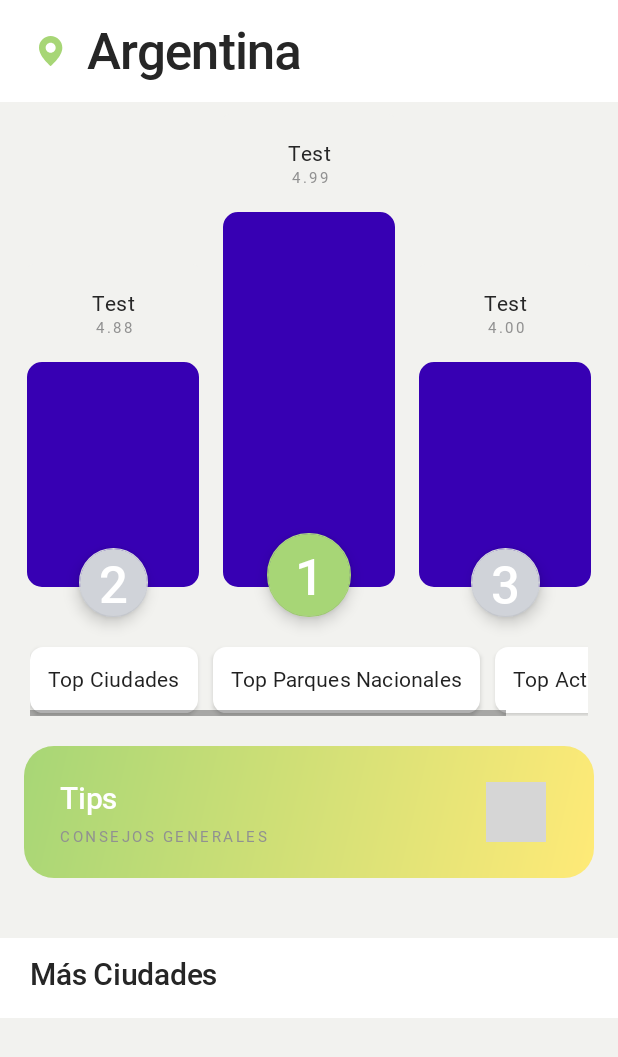
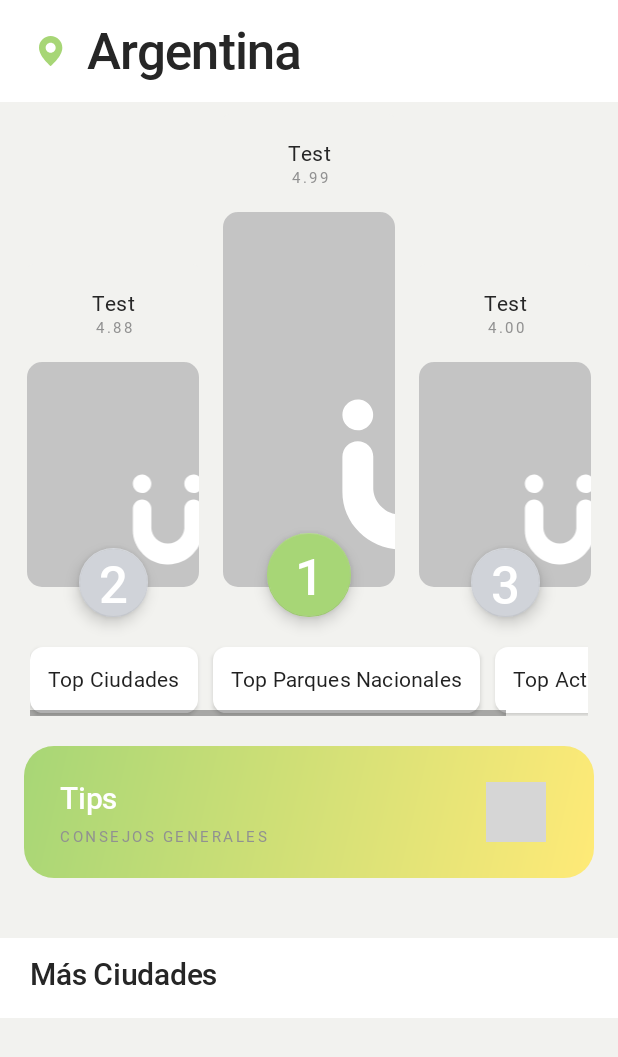
Before and after one commit to josue270193/travelbuddy-app, an Android app: the layout fragment_main_home.xml on its own in the app's theme, with its tools: preview values and no code run, on a phone screen of 412 x 824 dp. Shown: the top 1057 px of the screen. Run offline under Robolectric (Android 15) with nearby library versions, the phone set to English and light mode, and no system bars; plain views replace ExpansionHeader, ExpansionLayout; grey boxes are pictures that could not be loaded.

Commit message:
Finish 30/10

```diff
--- a/app/src/main/java/com/app/travelbuddy/data/local/dao/CountryDao.kt
+++ b/app/src/main/java/com/app/travelbuddy/data/local/dao/CountryDao.kt
@@ -57,9 +57,9 @@ interface CountryDao {
         val countryId = insert(country)
 
         val cities = response.cities.map {
-            val city = City(it._id, it.city.name, it.rating_average.toDouble())
+            val city = City(it.id, it.name, it.rating_average.toDouble())
             city.countryId = countryId
-            it.city.wiki?.images?.value?.let { cityWikiImages ->
+            it.wiki?.images?.value?.let { cityWikiImages ->
                 city.imageUrl = cityWikiImages.getOrNull(0)
             }
             city
--- /dev/null
+++ b/app/src/main/res/drawable/ic_placeholder_image.xml
@@ -0,0 +1,18 @@
+<vector xmlns:android="http://schemas.android.com/apk/res/android"
+    android:width="501dp"
+    android:height="500dp"
+    android:viewportWidth="501"
+    android:viewportHeight="500">
+  <path
+      android:pathData="M20,0L480,0A20,20 0,0 1,500 20L500,480A20,20 0,0 1,480 500L20,500A20,20 0,0 1,0 480L0,20A20,20 0,0 1,20 0z"
+      android:fillColor="#C4C4C4"/>
+  <path
+      android:pathData="M429.879,305.786C427.185,305.783 424.517,306.311 422.027,307.34C419.537,308.37 417.275,309.88 415.37,311.785C413.466,313.69 411.955,315.952 410.926,318.442C409.896,320.931 409.368,323.6 409.371,326.294V370.061C408.784,378.602 405.036,386.618 398.858,392.545C395.508,396.008 391.485,398.748 387.036,400.597C382.586,402.445 377.805,403.363 372.988,403.293H372.494C367.676,403.363 362.896,402.445 358.446,400.597C353.997,398.748 349.973,396.008 346.624,392.545C340.444,386.622 336.702,378.602 336.135,370.061V326.294C336.135,320.839 333.968,315.608 330.111,311.751C326.254,307.894 321.022,305.727 315.568,305.727C310.113,305.727 304.882,307.894 301.025,311.751C297.168,315.608 295.001,320.839 295.001,326.294V373.095C294.948,383.15 296.927,393.111 300.819,402.382C304.711,411.653 310.435,420.042 317.649,427.046C331.76,441.157 349.697,448.808 371.459,450H373.929C395.722,448.746 413.659,441.094 427.739,427.046C434.953,420.042 440.677,411.653 444.569,402.382C448.461,393.111 450.44,383.15 450.387,373.095V326.294C450.387,320.855 448.226,315.638 444.38,311.792C440.534,307.946 435.318,305.786 429.879,305.786Z"
+      android:fillColor="#ffffff"/>
+  <path
+      android:pathData="M315.509,291.016C319.565,291.016 323.53,289.813 326.903,287.56C330.275,285.306 332.904,282.103 334.456,278.356C336.008,274.609 336.414,270.485 335.623,266.507C334.832,262.529 332.878,258.875 330.01,256.007C327.142,253.139 323.488,251.185 319.51,250.394C315.532,249.603 311.408,250.009 307.661,251.561C303.914,253.113 300.711,255.742 298.457,259.114C296.204,262.487 295.001,266.452 295.001,270.508C295.007,275.945 297.17,281.158 301.015,285.002C304.859,288.847 310.072,291.01 315.509,291.016Z"
+      android:fillColor="#ffffff"/>
+  <path
+      android:pathData="M429.879,291.016C433.935,291.016 437.9,289.813 441.272,287.56C444.645,285.306 447.273,282.103 448.826,278.356C450.378,274.609 450.784,270.485 449.993,266.507C449.201,262.529 447.248,258.875 444.38,256.007C441.512,253.139 437.858,251.185 433.88,250.394C429.901,249.603 425.778,250.009 422.031,251.561C418.283,253.113 415.08,255.742 412.827,259.114C410.573,262.487 409.371,266.452 409.371,270.508C409.377,275.945 411.539,281.158 415.384,285.002C419.229,288.847 424.441,291.01 429.879,291.016Z"
+      android:fillColor="#ffffff"/>
+</vector>
--- a/app/src/main/res/layout/fragment_main_home.xml
+++ b/app/src/main/res/layout/fragment_main_home.xml
@@ -130,7 +130,7 @@
                                     android:layout_height="@dimen/heightCardHomeOther"
                                     android:scaleType="centerCrop"
                                     app:shapeAppearanceOverlay="@style/ShapeAppearanceOverlay.App.CornerRounded16"
-                                    app:srcCompat="@color/colorPrimaryDark" />
+                                    app:srcCompat="@drawable/ic_placeholder_image" />
 
                             </LinearLayout>
                         </com.google.android.material.card.MaterialCardView>
@@ -230,7 +230,7 @@
                                     android:layout_height="@dimen/heightCardHomeFirst"
                                     android:scaleType="centerCrop"
                                     app:shapeAppearanceOverlay="@style/ShapeAppearanceOverlay.App.CornerRounded16"
-                                    app:srcCompat="@color/colorPrimaryDark" />
+                                    app:srcCompat="@drawable/ic_placeholder_image" />
 
                             </LinearLayout>
                         </com.google.android.material.card.MaterialCardView>
@@ -331,7 +331,7 @@
                                     android:layout_height="@dimen/heightCardHomeOther"
                                     android:scaleType="centerCrop"
                                     app:shapeAppearanceOverlay="@style/ShapeAppearanceOverlay.App.CornerRounded16"
-                                    app:srcCompat="@color/colorPrimaryDark" />
+                                    app:srcCompat="@drawable/ic_placeholder_image" />
 
                             </LinearLayout>
                         </com.google.android.material.card.MaterialCardView>
@@ -377,7 +377,7 @@
                         android:layout_width="wrap_content"
                         android:layout_height="wrap_content"
                         android:orientation="vertical"
-                        app:layout_constraintGuide_percent="0.33" />
+                        app:layout_constraintGuide_percent="0.2" />
                 </LinearLayout>
 
                 <LinearLayout
--- a/app/src/main/res/layout/item_attraction_city.xml
+++ b/app/src/main/res/layout/item_attraction_city.xml
@@ -22,7 +22,7 @@
             android:layout_height="140dp"
             android:scaleType="centerCrop"
             app:shapeAppearanceOverlay="@style/ShapeAppearanceOverlay.App.CornerRounded16"
-            app:srcCompat="@color/colorPrimary" />
+            app:srcCompat="@drawable/ic_placeholder_image" />
 
         <LinearLayout
             android:layout_width="match_parent"
--- a/app/src/main/res/layout/item_remain_city_country.xml
+++ b/app/src/main/res/layout/item_remain_city_country.xml
@@ -20,7 +20,7 @@
             android:layout_height="140dp"
             android:contentDescription="@string/descriptionImageCountryCity"
             android:scaleType="centerCrop"
-            app:srcCompat="@drawable/ic_icon_home" />
+            app:srcCompat="@drawable/ic_placeholder_image" />
 
         <LinearLayout
             android:layout_width="match_parent"
--- a/app/src/main/res/values/dimens.xml
+++ b/app/src/main/res/values/dimens.xml
@@ -8,7 +8,7 @@
     <dimen name="cityFeatureIconHeight">60dp</dimen>
     <dimen name="cityTitleMarginHorizontal">30dp</dimen>
     <dimen name="cityTitleMarginTop">200dp</dimen>
-    <dimen name="cityTitleHeight">800dp</dimen>
+    <dimen name="cityTitleHeight">750dp</dimen>
     <dimen name="cityTitleRankingMarginTop">-15dp</dimen>
     <dimen name="cityTitleRankingMarginBottom">20dp</dimen>
     <dimen name="buttonCircleRankingPrimarySize">56dp</dimen>
--- a/build.gradle
+++ b/build.gradle
@@ -2,7 +2,7 @@ buildscript {
     ext.kotlinVersion = '1.4.10'
     ext.gradleVersion = '4.1.0'
     ext.navVersion = '2.3.1'
-    ext.hiltVersion = '2.28-alpha'
+    ext.hiltVersion = '2.29.1-alpha'
 
     repositories {
         google()
@@ -24,7 +24,7 @@ buildscript {
         // App dependencies
         appCompatVersion = '1.2.0'
         archLifecycleVersion = '2.2.0'
-        constraintLayoutVersion = '2.0.2'
+        constraintLayoutVersion = '2.0.4'
         coroutinesVersion = '1.3.7'
         easyprefsVersion = '1.1'
         espressoVersion = '3.3.0'
@@ -32,7 +32,7 @@ buildscript {
         glideVersion = '4.11.0'
         hiltViewmodelVersion = '1.0.0-alpha02'
         jacksonVersion = '2.11.3'
-        junitVersion = '4.13'
+        junitVersion = '4.13.1'
         ktlintVersion = '0.37.2'
         ktxVersion = '1.3.2'
         loggingInterceptorVersion = '4.9.0'
```
Also changed, not shown: app/src/main/java/com/app/travelbuddy/data/remote/dto/CountryResponse.kt (+5 -9 lines).
